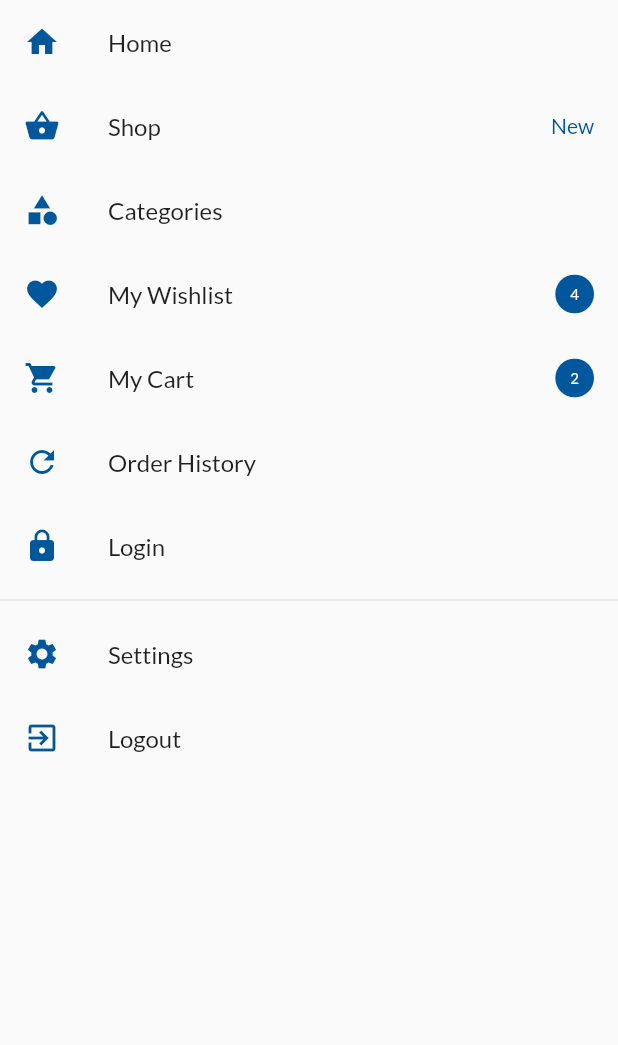
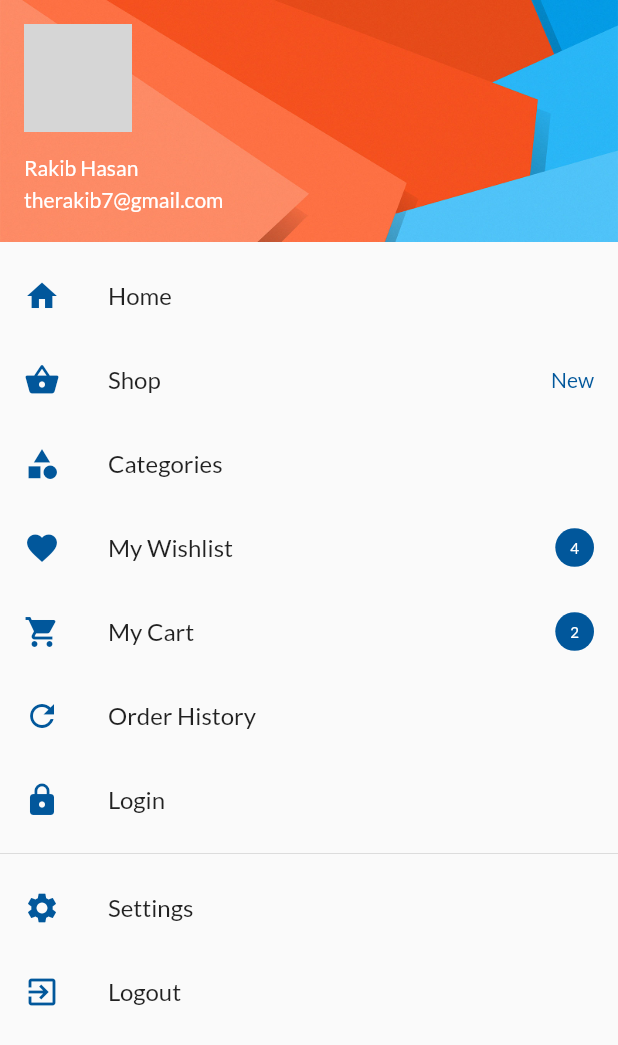
Before and after one commit to therakib7/eshop-flutter, a Flutter app: the MainDrawer widget shown alone on an empty page, opened directly, on a phone screen of 412 x 824 dp. Shown: the top 1045 px of the screen. Run offline on Flutter 3.47's test engine with Material 2 defaults, Android fonts, the phone set to English and light mode, and no system bars; our stand-ins replace cached_network_image, carousel_slider, flutter_secure_storage, fluttertoast, smooth_star_rating; accounts and stored records are empty; network calls fail; grey boxes are pictures that could not be loaded.

```diff
--- a/lib/components/main_drawer.dart
+++ b/lib/components/main_drawer.dart
@@ -1,4 +1,6 @@
 import 'package:flutter/material.dart';
+import 'package:eshop/screens/auth/auth_block.dart';
+import 'package:provider/provider.dart';
 
 class MainDrawer extends StatefulWidget {
   @override
@@ -8,8 +10,31 @@ class MainDrawer extends StatefulWidget {
 class _MainDrawerState extends State<MainDrawer> {
   @override
   Widget build(BuildContext context) {
+    AuthBlock auth = Provider.of<AuthBlock>(context);
+
     return ListView(
       children: <Widget>[
+        // if (auth.isLoggedIn)
+        if (true)
+          UserAccountsDrawerHeader(
+            decoration: BoxDecoration(
+                image: DecorationImage(
+              fit: BoxFit.cover,
+              image: AssetImage('assets/images/drawer-header.jpg'),
+            )),
+            currentAccountPicture: CircleAvatar(
+              backgroundImage: NetworkImage(
+                  'https://avatars2.githubusercontent.com/u/2400215?s=120&v=4'),
+            ),
+            // accountEmail: Text(auth.user['user_email']),
+            // accountName: Text(
+            //   auth.user['user_display_name'],
+            // ),
+            accountEmail: Text("therakib7@gmail.com"),
+            accountName: Text(
+              "Rakib Hasan",
+            ),
+          ),
         ListTile(
           leading: Icon(Icons.home, color: Theme.of(context).accentColor),
           title: Text('Home'),
@@ -71,7 +96,7 @@ class _MainDrawerState extends State<MainDrawer> {
             Navigator.pushNamed(context, '/cart');
           },
         ),
-         ListTile(
+        ListTile(
           leading: Icon(Icons.refresh, color: Theme.of(context).accentColor),
           title: Text('Order History'),
           onTap: () {
@@ -101,7 +126,7 @@ class _MainDrawerState extends State<MainDrawer> {
               Icon(Icons.exit_to_app, color: Theme.of(context).accentColor),
           title: Text('Logout'),
           onTap: () async {
-            // await auth.logout();
+            await auth.logout();
           },
         )
       ],
--- a/lib/screens/pages/home.dart
+++ b/lib/screens/pages/home.dart
@@ -4,7 +4,6 @@ import 'package:eshop/components/slider.dart';
 import 'package:eshop/components/type_product.dart';
 import 'package:eshop/widgets/BottomNavBarWidget.dart';
 import 'package:flutter/material.dart';
-// import 'package:cached_network_image/cached_network_image.dart';
 
 class Home extends StatefulWidget {
   Home({Key key, this.title}) : super(key: key);
@@ -34,7 +33,7 @@ class _HomeState extends State<Home> {
                 Icons.person_outline,
               ),
               onPressed: () {
-                Navigator.pushNamed(context, '/cart');
+                Navigator.pushNamed(context, '/setting');
               })
         ],
       ),
```
Also changed, not shown: lib/components/search_drawer.dart (added, +82 -0 lines), lib/screens/pages/type-product/search.dart (deleted, +0 -96 lines), lib/screens/pages/type-product/type_product_screen.dart (+8 -10 lines).
